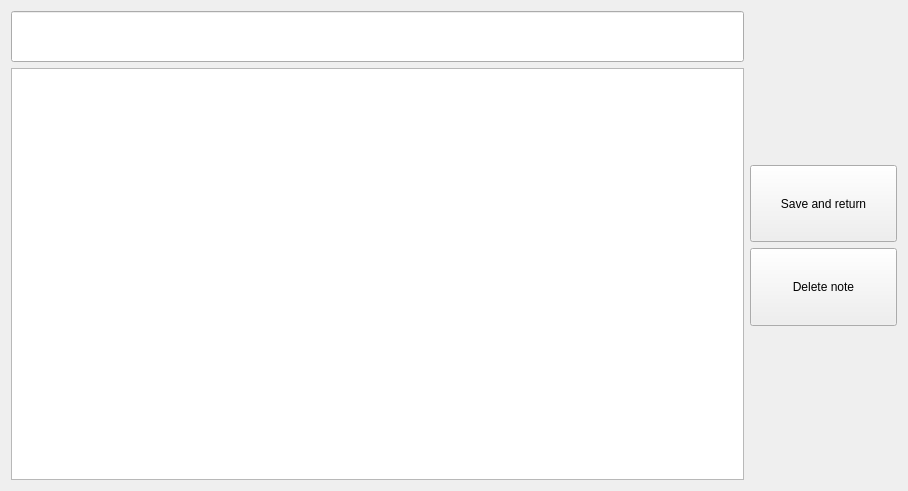
Above: forms/NoteEditingTab.ui from Patryk-Trojak/Notes before the change. Below: the same form after it.
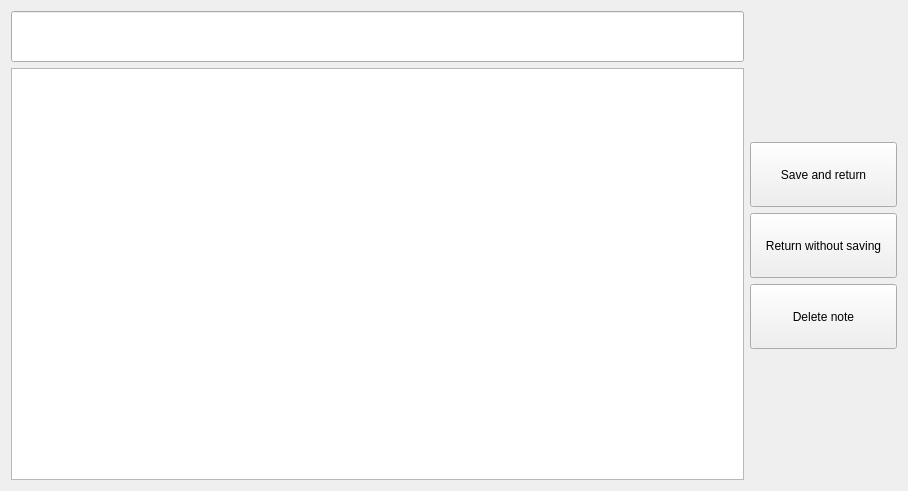
That is the form after the change.

Commit message: Add return without saving button in editing tab

The edit to the form file:
```diff
--- a/forms/NoteEditingTab.ui
+++ b/forms/NoteEditingTab.ui
@@ -43,7 +43,7 @@
     </layout>
    </item>
    <item>
-    <layout class="QVBoxLayout" name="verticalLayout" stretch="2,1,1,2">
+    <layout class="QVBoxLayout" name="verticalLayout" stretch="2,1,1,1,2">
      <item>
       <spacer name="verticalSpacer">
        <property name="orientation">
@@ -70,6 +70,19 @@
        </property>
       </widget>
      </item>
+     <item>
+      <widget class="QPushButton" name="returnWithoutSavingButton">
+       <property name="sizePolicy">
+        <sizepolicy hsizetype="Minimum" vsizetype="Preferred">
+         <horstretch>0</horstretch>
+         <verstretch>0</verstretch>
+        </sizepolicy>
+       </property>
+       <property name="text">
+        <string>Return without saving</string>
+       </property>
+      </widget>
+     </item>
      <item>
       <widget class="QPushButton" name="deleteButton">
        <property name="sizePolicy">
```
The commit also changes 2 other files.
